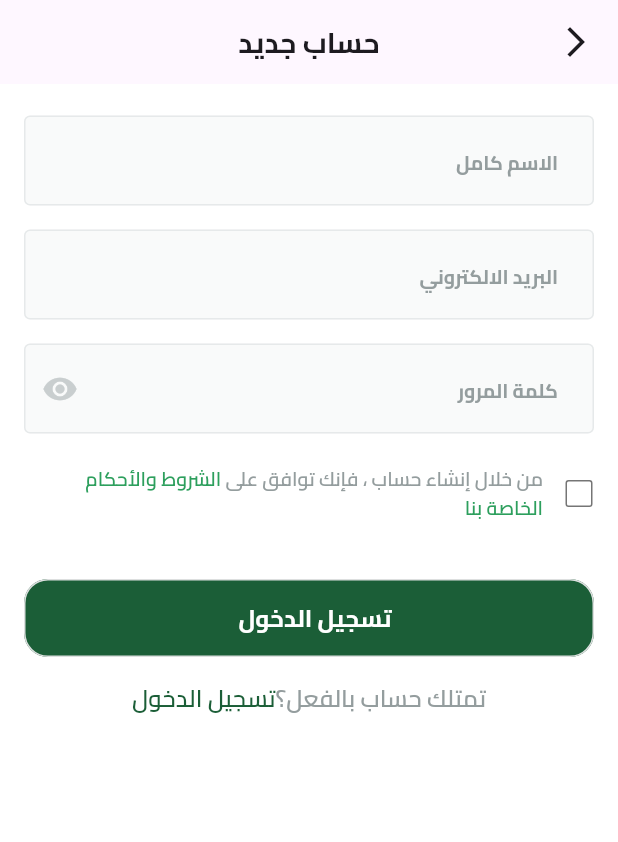
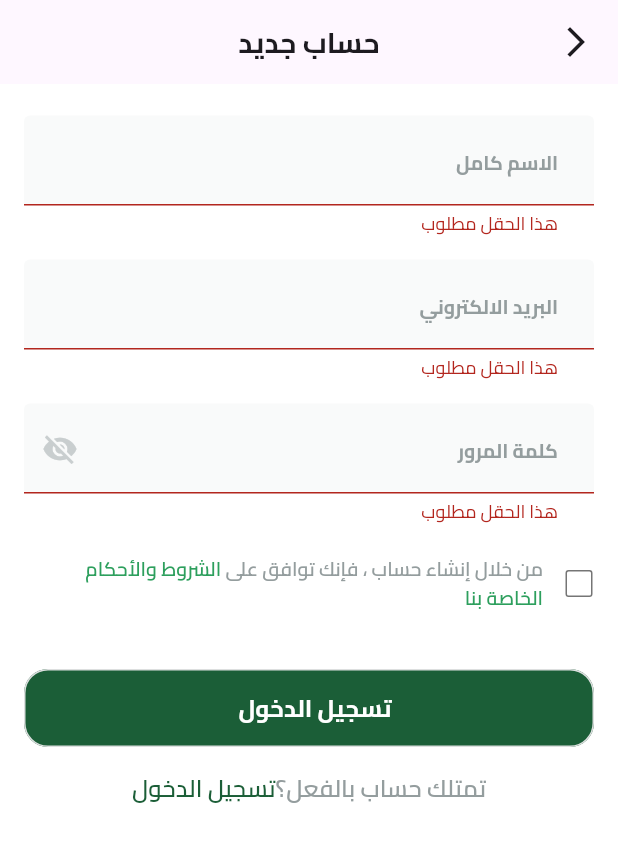
Before and after one commit to omarelshahawy00/Fresh-Fruity, a Flutter app: the SignUpScreen screen opened by its route, after a tap on "تسجيل الدخول", on a phone screen of 412 x 824 dp. Shown: the top 842 px of the screen. Run offline on Flutter 3.47's test engine with Material 3 defaults, Android fonts, the phone set to English and light mode, and no system bars; drawn by our look-alikes of modal_progress_hud_nsn; our stand-ins replace bloc, dartz, dots_indicator, firebase_auth, firebase_core, flutter_bloc and 3 more; accounts and stored records are empty.

Commit message:
Add modal progress HUD and error handling to sign-up screen; implement custom bloc observer and error bar

```diff
--- a/lib/core/widgets/app_text_form_field.dart
+++ b/lib/core/widgets/app_text_form_field.dart
@@ -17,6 +17,7 @@ class AppTextFormField extends StatelessWidget {
     this.suffixIcon,
     this.readOnly,
     this.fillColor,
+    this.onSaved,
   });
 
   final String hintText;
@@ -31,10 +32,18 @@ class AppTextFormField extends StatelessWidget {
   final Widget? suffixIcon;
   final bool? readOnly;
   final Color? fillColor;
+  final String? Function(String?)? onSaved;
 
   @override
   Widget build(BuildContext context) {
     return TextFormField(
+      onSaved: onSaved,
+      validator: (value) {
+        if (value == null || value.isEmpty) {
+          return 'هذا الحقل مطلوب';
+        }
+        return null;
+      },
       readOnly: readOnly ?? false,
       obscureText: isObscureText ?? false,
       decoration: InputDecoration(
--- /dev/null
+++ b/lib/core/widgets/password_field.dart
@@ -0,0 +1,47 @@
+import 'package:ecommerce_app/core/widgets/app_text_form_field.dart';
+import 'package:flutter/material.dart';
+import '../theming/styles.dart';
+
+class PasswordField extends StatefulWidget {
+  const PasswordField({
+    super.key,
+    required this.onSavedPassword,
+  });
+
+  final String? Function(String?) onSavedPassword;
+
+  @override
+  State<PasswordField> createState() => _PasswordFieldState();
+}
+
+class _PasswordFieldState extends State<PasswordField> {
+  bool isObsecureText = true;
+  @override
+  Widget build(BuildContext context) {
+    return AppTextFormField(
+      onSaved: widget.onSavedPassword,
+      fillColor: Color(0xfff9fafa),
+      hintText: 'كلمة المرور',
+      isObscureText: isObsecureText,
+      suffixIcon: GestureDetector(
+        onTap: () {
+          setState(() {
+            isObsecureText = !isObsecureText;
+          });
+        },
+        child: Icon(
+          isObsecureText ? Icons.visibility_off : Icons.visibility,
+          size: 24,
+          color: Color(0xffc9cecf),
+        ),
+      ),
+      hintTextStyle: TextStyles.size13Weight700,
+      borderRadius: BorderRadius.circular(4),
+      backgroundColor: Color(0xfff9fafa),
+      borderSide: BorderSide(
+        width: 1,
+        color: Color(0xffe6e9ea),
+      ),
+    );
+  }
+}
--- a/lib/features/auth/data/repos/auth_repo_impl.dart
+++ b/lib/features/auth/data/repos/auth_repo_impl.dart
@@ -1,3 +1,5 @@
+import 'dart:developer';
+
 import 'package:dartz/dartz.dart';
 import 'package:ecommerce_app/core/errors/custom_exception.dart';
 import 'package:ecommerce_app/core/errors/failure.dart';
@@ -19,6 +21,9 @@ class AuthRepoImpl extends AuthRepo {
       return right(UserModel.formFirebaseUser(user));
     } on CustomException catch (e) {
       return left(ServerFailure(e.message));
+    } catch (e) {
+      log('Exception in AuthRepoImpl.createUserWithEmailAndPassword: ${e.toString()}');
+      return left(ServerFailure('حدث خطأ ما الرجاء المحاولة في وقت لاحق'));
     }
   }
 }
--- a/lib/features/auth/ui/cubits/sign_up_cubit/sign_up_cubit.dart
+++ b/lib/features/auth/ui/cubits/sign_up_cubit/sign_up_cubit.dart
@@ -1,7 +1,6 @@
 import 'package:bloc/bloc.dart';
 import 'package:ecommerce_app/features/auth/domain/entites/user_entite.dart';
 import 'package:ecommerce_app/features/auth/domain/repos/auth_repo.dart';
-import 'package:meta/meta.dart';
 
 part 'sign_up_state.dart';
 
--- a/lib/features/auth/ui/screens/sign_up_screen/sign_up_screen.dart
+++ b/lib/features/auth/ui/screens/sign_up_screen/sign_up_screen.dart
@@ -3,8 +3,10 @@ import 'package:ecommerce_app/core/widgets/custom_appbar.dart';
 import 'package:ecommerce_app/features/auth/domain/repos/auth_repo.dart';
 import 'package:ecommerce_app/features/auth/ui/cubits/sign_up_cubit/sign_up_cubit.dart';
 import 'package:ecommerce_app/features/auth/ui/screens/sign_up_screen/widgets/sign_up_screen_body.dart';
+import 'package:ecommerce_app/features/auth/ui/screens/sign_up_screen/widgets/sign_up_screen_body_bulider.dart';
 import 'package:flutter/material.dart';
 import 'package:flutter_bloc/flutter_bloc.dart';
+import 'package:modal_progress_hud_nsn/modal_progress_hud_nsn.dart';
 
 class SignUpScreen extends StatelessWidget {
   const SignUpScreen({super.key});
@@ -15,7 +17,7 @@ class SignUpScreen extends StatelessWidget {
       create: (context) => SignUpCubit(getIt<AuthRepo>()),
       child: Scaffold(
         appBar: buildAppbar(context, title: 'حساب جديد'),
-        body: const SignUpScreenBody(),
+        body: SignUpScreenBodyBlocConsumer(),
       ),
     );
   }
--- /dev/null
+++ b/lib/features/auth/ui/screens/sign_up_screen/widgets/input_account_data.dart
@@ -0,0 +1,52 @@
+import 'package:ecommerce_app/core/widgets/app_text_form_field.dart';
+import 'package:flutter/material.dart';
+
+import '../../../../../../core/theming/styles.dart';
+import '../../../../../../core/widgets/password_field.dart';
+
+class InputAccountData extends StatelessWidget {
+  final String? Function(String?) onSavedUserName;
+  final String? Function(String?) onSavedEmail;
+  final String? Function(String?) onSavedPassword;
+
+  const InputAccountData({
+    super.key,
+    required this.onSavedUserName,
+    required this.onSavedEmail,
+    required this.onSavedPassword,
+  });
+
+  @override
+  Widget build(BuildContext context) {
+    return Column(
+      spacing: 16,
+      children: [
+        AppTextFormField(
+          onSaved: onSavedUserName,
+          fillColor: Color(0xfff9fafa),
+          hintText: 'الاسم كامل',
+          hintTextStyle: TextStyles.size13Weight700,
+          borderRadius: BorderRadius.circular(4),
+          backgroundColor: Color(0xfff9fafa),
+          borderSide: BorderSide(
+            width: 1,
+            color: Color(0xffe6e9ea),
+          ),
+        ),
+        AppTextFormField(
+          onSaved: onSavedEmail,
+          fillColor: Color(0xfff9fafa),
+          hintText: 'البريد الالكتروني',
+          hintTextStyle: TextStyles.size13Weight700,
+          borderRadius: BorderRadius.circular(4),
+          backgroundColor: Color(0xfff9fafa),
+          borderSide: BorderSide(
+            width: 1,
+            color: Color(0xffe6e9ea),
+          ),
+        ),
+        PasswordField(onSavedPassword: onSavedPassword),
+      ],
+    );
+  }
+}
--- a/lib/features/auth/ui/screens/sign_up_screen/widgets/sign_up_screen_body.dart
+++ b/lib/features/auth/ui/screens/sign_up_screen/widgets/sign_up_screen_body.dart
@@ -1,8 +1,13 @@
+import 'package:ecommerce_app/core/helper_functions/build_error_bar.dart';
 import 'package:ecommerce_app/core/theming/colors.dart';
 import 'package:ecommerce_app/core/theming/styles.dart';
 import 'package:ecommerce_app/core/widgets/app_text_button.dart';
 import 'package:ecommerce_app/core/widgets/app_text_form_field.dart';
+import 'package:ecommerce_app/features/auth/ui/cubits/sign_up_cubit/sign_up_cubit.dart';
+import 'package:ecommerce_app/features/auth/ui/screens/sign_up_screen/widgets/input_account_data.dart';
+import 'package:ecommerce_app/features/auth/ui/screens/sign_up_screen/widgets/terms_and_conditions.dart';
 import 'package:flutter/material.dart';
+import 'package:flutter_bloc/flutter_bloc.dart';
 
 class SignUpScreenBody extends StatefulWidget {
   const SignUpScreenBody({super.key});
@@ -12,101 +17,50 @@ class SignUpScreenBody extends StatefulWidget {
 }
 
 class _SignUpScreenBodyState extends State<SignUpScreenBody> {
-  bool isChecked = false;
+  final GlobalKey<FormState> formKey = GlobalKey<FormState>();
 
+  AutovalidateMode autovalidateMode = AutovalidateMode.disabled;
+  late String email, password, userName;
+  late bool isChecked = false;
   @override
   Widget build(BuildContext context) {
     return SingleChildScrollView(
       child: Padding(
         padding: const EdgeInsets.symmetric(horizontal: 16),
+        child: Form(
+          key: formKey,
+          autovalidateMode: autovalidateMode,
           child: Column(
             spacing: 16,
             children: [
               SizedBox(height: 5),
-            AppTextFormField(
-              fillColor: Color(0xfff9fafa),
-              hintText: 'الاسم كامل',
-              hintTextStyle: TextStyles.size13Weight700,
-              borderRadius: BorderRadius.circular(4),
-              backgroundColor: Color(0xfff9fafa),
-              borderSide: BorderSide(
-                width: 1,
-                color: Color(0xffe6e9ea),
+              InputAccountData(
+                onSavedEmail: (value) => email = value!,
+                onSavedPassword: (value) => password = value!,
+                onSavedUserName: (value) => userName = value!,
               ),
-            ),
-            AppTextFormField(
-              fillColor: Color(0xfff9fafa),
-              hintText: 'البريد الالكتروني',
-              hintTextStyle: TextStyles.size13Weight700,
-              borderRadius: BorderRadius.circular(4),
-              backgroundColor: Color(0xfff9fafa),
-              borderSide: BorderSide(
-                width: 1,
-                color: Color(0xffe6e9ea),
-              ),
-            ),
-            AppTextFormField(
-              fillColor: Color(0xfff9fafa),
-              hintText: 'كلمة المرور',
-              isObscureText: true,
-              suffixIcon: Icon(
-                Icons.visibility,
-                size: 24,
-                color: Color(0xffc9cecf),
-              ),
-              hintTextStyle: TextStyles.size13Weight700,
-              borderRadius: BorderRadius.circular(4),
-              backgroundColor: Color(0xfff9fafa),
-              borderSide: BorderSide(
-                width: 1,
-                color: Color(0xffe6e9ea),
-              ),
-            ),
-            Transform.translate(
-              offset: Offset(14, 0),
-              child: Row(
-                children: [
-                  Checkbox(
-                    side: BorderSide(
-                      color: ColorsManager.gray,
-                    ),
-                    activeColor: ColorsManager.mainGreen,
-                    value: isChecked,
-                    onChanged: (value) {
-                      setState(() {
-                        isChecked = value!;
-                      });
+              TermsAndConditions(
+                isChecked: (value) {
+                  isChecked = value;
                 },
-                  ),
-                  Expanded(
-                    child: SizedBox(
-                      child: Text.rich(
-                        TextSpan(
-                          children: [
-                            TextSpan(
-                              text: 'من خلال إنشاء حساب ، فإنك توافق على ',
-                              style: TextStyles.size13Weight600.copyWith(
-                                color: ColorsManager.LightText,
-                              ),
-                            ),
-                            TextSpan(
-                              text: 'الشروط والأحكام الخاصة بنا',
-                              style: TextStyles.size13Weight600.copyWith(
-                                color: ColorsManager.mainLighterGreen,
-                              ),
-                            ),
-                          ],
-                        ),
-                      ),
-                    ),
-                  )
-                ],
-              ),
               ),
               SizedBox(height: 1),
               AppTextButton(
                 onPressed: () {
-                // TODO
+                  if (formKey.currentState!.validate()) {
+                    formKey.currentState!.save();
+                    if (isChecked) {
+                      BlocProvider.of<SignUpCubit>(context)
+                          .signUp(email, password, userName);
+                    } else {
+                      buildSnackBar(
+                          context, 'يجب الموافقة على الشروط والاحكام');
+                    }
+                  } else {
+                    setState(() {
+                      autovalidateMode = AutovalidateMode.always;
+                    });
+                  }
                 },
                 buttonText: 'تسجيل الدخول',
                 buttonWidth: double.maxFinite,
@@ -139,6 +93,7 @@ class _SignUpScreenBodyState extends State<SignUpScreenBody> {
             ],
           ),
         ),
+      ),
     );
   }
 }
--- /dev/null
+++ b/lib/features/auth/ui/screens/sign_up_screen/widgets/sign_up_screen_body_bulider.dart
@@ -0,0 +1,45 @@
+import 'package:ecommerce_app/core/helper_functions/build_error_bar.dart';
+import 'package:ecommerce_app/core/theming/colors.dart';
+import 'package:flutter/material.dart';
+import 'package:flutter_bloc/flutter_bloc.dart';
+import 'package:modal_progress_hud_nsn/modal_progress_hud_nsn.dart';
+
+import '../../../cubits/sign_up_cubit/sign_up_cubit.dart';
+import 'sign_up_screen_body.dart';
+
+class SignUpScreenBodyBlocConsumer extends StatelessWidget {
+  const SignUpScreenBodyBlocConsumer({super.key});
+
+  @override
+  Widget build(BuildContext context) {
+    return BlocConsumer<SignUpCubit, SignUpState>(
+      listener: (context, state) {
+        if (state is SignUpLoaded) {
+          buildSnackBar(
+            context,
+            'تم انشاء الحساب بنجاح',
+            backgroundColor: ColorsManager.mainGreen,
+          );
+          Navigator.pop(context);
+        } else if (state is SignUpError) {
+          buildSnackBar(context, state.message);
+        }
+      },
+      builder: (context, state) {
+        return ModalProgressHUD(
+          inAsyncCall: state is SignUpLoading ? true : false,
+          child: const SignUpScreenBody(),
+        );
+      },
+    );
+  }
+}
+
+class ErrorsnackBar extends StatelessWidget {
+  const ErrorsnackBar({super.key});
+
+  @override
+  Widget build(BuildContext context) {
+    return const Placeholder();
+  }
+}
--- /dev/null
+++ b/lib/features/auth/ui/screens/sign_up_screen/widgets/terms_and_conditions.dart
@@ -0,0 +1,63 @@
+import 'package:ecommerce_app/core/theming/styles.dart';
+import 'package:flutter/material.dart';
+
+import '../../../../../../core/theming/colors.dart';
+
+class TermsAndConditions extends StatefulWidget {
+  const TermsAndConditions({super.key, required this.isChecked});
+
+  final ValueChanged<bool> isChecked;
+
+  @override
+  State<TermsAndConditions> createState() => _TermsAndConditionsState();
+}
+
+class _TermsAndConditionsState extends State<TermsAndConditions> {
+  bool isChecked = false;
+
+  @override
+  Widget build(BuildContext context) {
+    return Transform.translate(
+      offset: Offset(14, 0),
+      child: Row(
+        children: [
+          Checkbox(
+            side: BorderSide(
+              color: ColorsManager.gray,
+            ),
+            activeColor: ColorsManager.mainGreen,
+            value: isChecked,
+            onChanged: (value) {
+              setState(() {
+                isChecked = value!;
+                widget.isChecked(value);
+              });
+            },
+          ),
+          Expanded(
+            child: SizedBox(
+              child: Text.rich(
+                TextSpan(
+                  children: [
+                    TextSpan(
+                      text: 'من خلال إنشاء حساب ، فإنك توافق على ',
+                      style: TextStyles.size13Weight600.copyWith(
+                        color: ColorsManager.LightText,
+                      ),
+                    ),
+                    TextSpan(
+                      text: 'الشروط والأحكام الخاصة بنا',
+                      style: TextStyles.size13Weight600.copyWith(
+                        color: ColorsManager.mainLighterGreen,
+                      ),
+                    ),
+                  ],
+                ),
+              ),
+            ),
+          )
+        ],
+      ),
+    );
+  }
+}
--- a/lib/main.dart
+++ b/lib/main.dart
@@ -1,3 +1,4 @@
+import 'package:ecommerce_app/core/helper_functions/custom_bloc_observer.dart';
 import 'package:ecommerce_app/core/helper_functions/on_generate_route.dart';
 import 'package:ecommerce_app/core/services/get_it_service.dart';
 import 'package:ecommerce_app/core/services/shared_preferences_singletone.dart';
@@ -5,6 +6,7 @@ import 'package:ecommerce_app/firebase_options.dart';
 import 'package:ecommerce_app/generated/l10n.dart';
 import 'package:firebase_core/firebase_core.dart';
 import 'package:flutter/material.dart';
+import 'package:flutter_bloc/flutter_bloc.dart';
 import 'package:flutter_localizations/flutter_localizations.dart';
 
 void main() async {
@@ -12,6 +14,7 @@ void main() async {
   await Firebase.initializeApp(
     options: DefaultFirebaseOptions.currentPlatform,
   );
+  Bloc.observer = CustomBlocObserver();
   getitSetup();
   runApp(const freshfruit());
   await Prefs.init();
--- a/pubspec.yaml
+++ b/pubspec.yaml
@@ -41,6 +41,8 @@ dependencies:
     sdk: flutter
   flutter_svg: ^2.0.17
   get_it: ^8.0.3
+
+  modal_progress_hud_nsn: ^0.5.1
   shared_preferences: ^2.3.5
 
 dev_dependencies:
```
Also changed, not shown: lib/core/helper_functions/build_error_bar.dart (added, +11 -0 lines), lib/core/helper_functions/custom_bloc_observer.dart (added, +23 -0 lines), lib/core/services/firebase_auth_service.dart (+10 -4 lines), pubspec.lock. Lines whose indentation alone changed are shown as unchanged.
